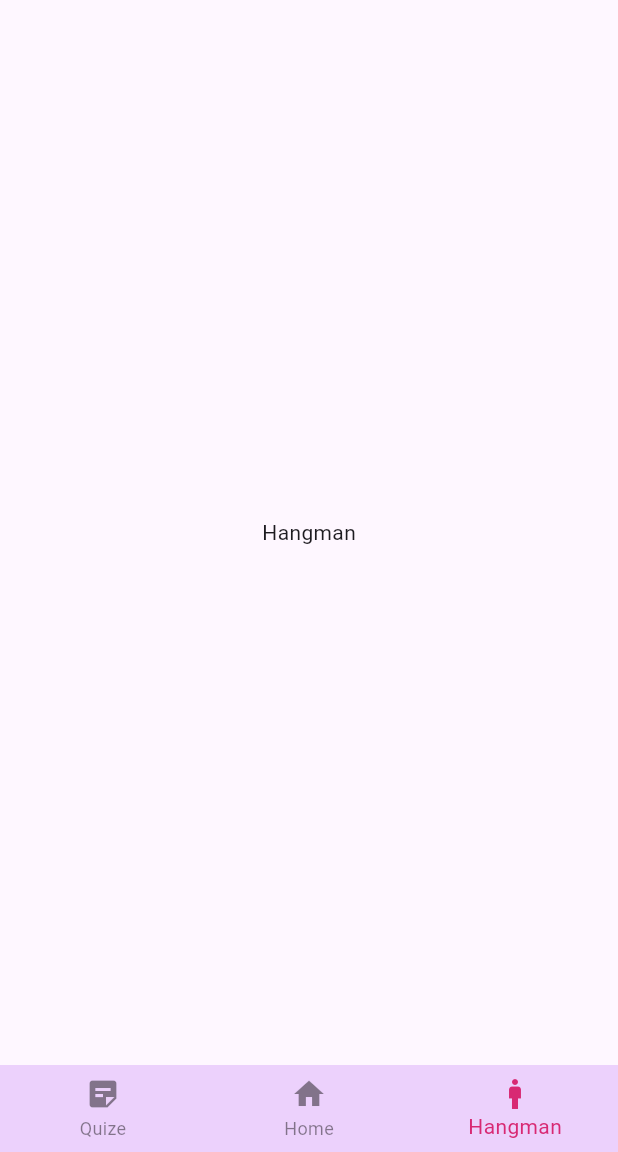
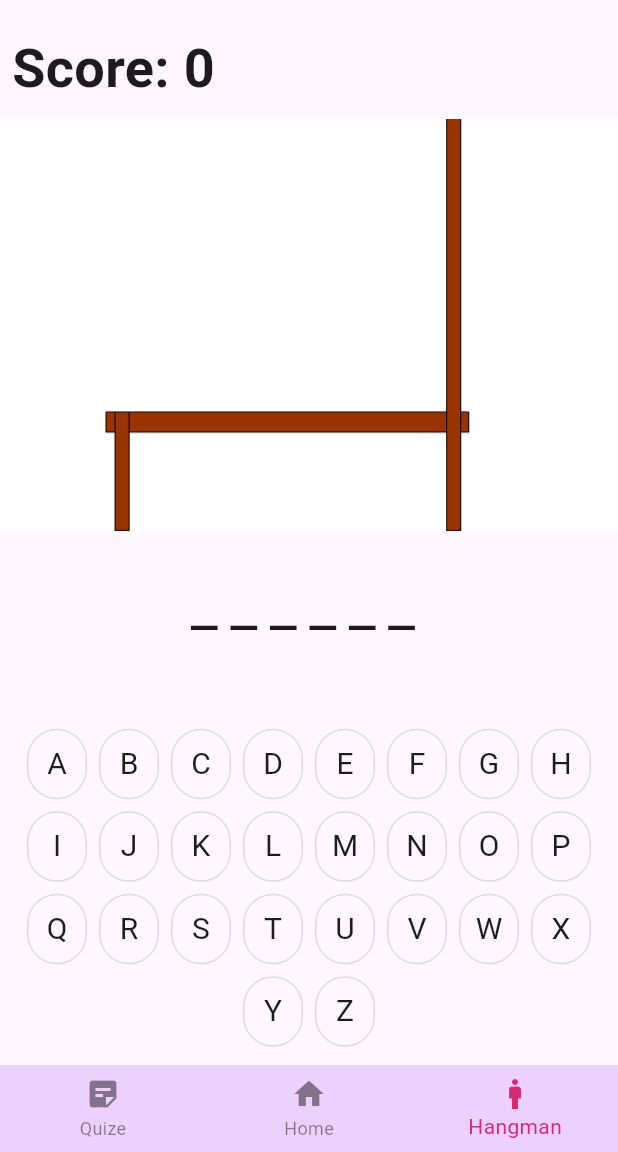
Before and after one commit to Dimah02/learning-app, a Flutter app: the screen it shows after launch, item 3 of the bottom bar chosen, on a phone screen of 412 x 824 dp, the part 84-1236 px from its top. Run offline on Flutter 3.47's test engine with Material 3 defaults, Android fonts, the phone set to English and light mode, and no system bars; our stand-ins replace audioplayers.

Commit message:
add hangman game

```diff
--- a/lib/main.dart
+++ b/lib/main.dart
@@ -1,4 +1,5 @@
 import 'package:flutter/material.dart';
+import 'package:learning_app/models/hangman_data.dart';
 import 'package:learning_app/models/random_data.dart';
 import 'package:learning_app/screens/animals.dart';
 import 'package:learning_app/screens/colors.dart';
@@ -11,6 +12,7 @@ void main() {
   runApp(MultiProvider(
     providers: [
       ChangeNotifierProvider(create: (context) => RandomModel()),
+      ChangeNotifierProvider(create: (context) => HangManModel()),
     ],
     child: const LearningApp(),
   ));
--- /dev/null
+++ b/lib/models/hangman_data.dart
@@ -0,0 +1,89 @@
+import 'dart:math';
+
+import 'package:flutter/material.dart';
+
+class HangManModel extends ChangeNotifier {
+  final List<String> _words = [
+    "Pajaro",
+    "Azul",
+    "Perro",
+    "Serpiente",
+    "Naranja",
+    "Amarillo",
+    "Siete",
+    "Cuatro",
+    "Hermano",
+  ];
+  final List<String> _images = [
+    "assets/images/hangman/Slide1.PNG",
+    "assets/images/hangman/Slide2.PNG",
+    "assets/images/hangman/Slide3.PNG",
+    "assets/images/hangman/Slide4.PNG",
+    "assets/images/hangman/Slide5.PNG",
+    "assets/images/hangman/Slide6.PNG",
+    "assets/images/hangman/Slide7.PNG",
+    "assets/images/hangman/Slide8.PNG",
+  ];
+
+  bool _endgame = true;
+  bool _win = false;
+  bool _loose = false;
+  String _word = "";
+  int _imgIndx = 0;
+  int _score = 0;
+  final List<int> _chosed = [];
+
+  String get img => _images[_imgIndx];
+  bool get isWin => _win;
+  bool get isLoose => _loose;
+  int get score => _score;
+
+  String get word {
+    if (_endgame) {
+      Random random = Random();
+      int randomNumber = random.nextInt(10);
+      String randWord = _words[randomNumber % _words.length];
+      _word = randWord;
+      _imgIndx = 0;
+      _win = false;
+      _loose = false;
+      _chosed.clear();
+      for (int i = 0; i < 26; i++) {
+        _chosed.add(0);
+      }
+      _endgame = false;
+    }
+
+    return _word;
+  }
+
+  List<int> get chosedChar {
+    word;
+    return _chosed;
+  }
+
+  void enterdChar(String s) {
+    int assci = s.toUpperCase().codeUnits[0];
+    if (_word.contains(s.toUpperCase()) || _word.contains(s.toLowerCase())) {
+      _chosed[assci - 65] = 1;
+      bool ok = true;
+      for (int i = 0; i < _word.length; i++) {
+        int k = _word[i].toUpperCase().codeUnits[0];
+        if (_chosed[k - 65] != 1) ok = false;
+      }
+      if (ok) _win = true;
+    } else {
+      _chosed[assci - 65] = 2;
+      _imgIndx++;
+      if (_imgIndx == _images.length) {
+        _loose = true;
+      }
+    }
+
+    if (_win || _loose || _imgIndx == 8) {
+      if (_win) _score++;
+      _endgame = true;
+    }
+    notifyListeners();
+  }
+}
--- a/lib/screens/hangman.dart
+++ b/lib/screens/hangman.dart
@@ -1,4 +1,6 @@
 import 'package:flutter/material.dart';
+import 'package:learning_app/models/hangman_data.dart';
+import 'package:provider/provider.dart';
 
 class Hangman extends StatefulWidget {
   const Hangman({super.key});
@@ -8,12 +10,158 @@ class Hangman extends StatefulWidget {
 }
 
 class _HangmanState extends State<Hangman> {
+  List<int>? chosed;
+  String? word;
+  String letters = "ABCDEFGHIJKLMNOPQRSTUVWXYZ";
   @override
   Widget build(BuildContext context) {
-    return const Scaffold(
+    initState() {
+      chosed = Provider.of<HangManModel>(context).chosedChar;
+      word = Provider.of<HangManModel>(context).word;
+      if (Provider.of<HangManModel>(context).isWin) {
+        WidgetsBinding.instance.addPostFrameCallback((_) => openDialog());
+      }
+      if (Provider.of<HangManModel>(context).isLoose) {
+        WidgetsBinding.instance.addPostFrameCallback((_) => openDialog2());
+      }
+    }
+
+    initState();
+    return Scaffold(
       body: Center(
-        child: Text("Hangman"),
+        child: Column(
+          mainAxisAlignment: MainAxisAlignment.center,
+          crossAxisAlignment: CrossAxisAlignment.start,
+          children: [
+            Padding(
+              padding: const EdgeInsets.all(8.0),
+              child: Text(
+                "Score: ${Provider.of<HangManModel>(context).score}",
+                style: TextStyle(fontSize: 36, fontWeight: FontWeight.bold),
+              ),
+            ),
+            Container(
+              child: Image(
+                image: AssetImage(Provider.of<HangManModel>(context).img),
+              ),
+            ),
+            SizedBox(
+              height: 100,
+              width: double.infinity,
+              child: Row(
+                mainAxisAlignment: MainAxisAlignment.center,
+                children: currentWord(),
+              ),
+            ),
+            const SizedBox(
+              height: 32,
+            ),
+            SizedBox(
+              width: double.infinity,
+              child: Wrap(
+                alignment: WrapAlignment.center,
+                spacing: 8,
+                runSpacing: 8,
+                children: buttons(),
+              ),
+            ),
+          ],
+        ),
       ),
     );
   }
+
+  Future openDialog() => showDialog(
+      context: context,
+      builder: (context) => const AlertDialog(
+            title: Text("You won!!!"),
+          ));
+  Future openDialog2() => showDialog(
+      context: context,
+      builder: (context) => const AlertDialog(
+            title: Text("Try Again!"),
+          ));
+
+  List<Widget> currentWord() {
+    List<Widget> list = [];
+    bool ok = true;
+    for (int i = 0; i < word!.length; i++) {
+      int idx = word![i].toUpperCase().codeUnits[0];
+      if (chosed![idx - 65] == 1) {
+        list.add(Text(
+          word![i],
+          style: const TextStyle(fontSize: 40),
+        ));
+      } else {
+        list.add(const Text(
+          "_",
+          style: TextStyle(fontSize: 40),
+        ));
+        ok = false;
+      }
+      list.add(const SizedBox(
+        width: 8,
+      ));
+    }
+    return list;
+  }
+
+  List<Widget> buttons() {
+    List<Widget> list = [];
+    for (int i = 0; i < letters.length; i++) {
+      if (chosed![i] == 1) {
+        list.add(GestureDetector(
+            onTap: () {
+              Provider.of<HangManModel>(context, listen: false)
+                  .enterdChar(letters[i]);
+            },
+            child: Container(
+                padding: EdgeInsets.all(8),
+                alignment: Alignment.center,
+                width: 40,
+                decoration: BoxDecoration(
+                    borderRadius: BorderRadius.circular(30),
+                    border: Border.all(color: Colors.green)),
+                child: Text(
+                  letters[i],
+                  style: TextStyle(fontSize: 20),
+                ))));
+      } else if (chosed![i] == 2) {
+        list.add(GestureDetector(
+            onTap: () {
+              Provider.of<HangManModel>(context, listen: false)
+                  .enterdChar(letters[i]);
+            },
+            child: Container(
+                padding: EdgeInsets.all(8),
+                alignment: Alignment.center,
+                width: 40,
+                decoration: BoxDecoration(
+                    borderRadius: BorderRadius.circular(30),
+                    border: Border.all(color: Colors.red)),
+                child: Text(
+                  letters[i],
+                  style: TextStyle(fontSize: 20),
+                ))));
+      } else {
+        list.add(GestureDetector(
+            onTap: () {
+              Provider.of<HangManModel>(context, listen: false)
+                  .enterdChar(letters[i]);
+            },
+            child: Container(
+                padding: EdgeInsets.all(8),
+                alignment: Alignment.center,
+                width: 40,
+                decoration: BoxDecoration(
+                    borderRadius: BorderRadius.circular(30),
+                    border: Border.all(color: Colors.black12)),
+                child: Text(
+                  letters[i],
+                  style: TextStyle(fontSize: 20),
+                ))));
+      }
+    }
+    return list;
+  }
 }
--- a/lib/screens/quize.dart
+++ b/lib/screens/quize.dart
@@ -12,7 +12,7 @@ class _QuizeState extends State<Quize> {
   Widget build(BuildContext context) {
     return const Scaffold(
       body: Center(
-        child: Text("Quiez"),
+        child: Text("Quize"),
       ),
     );
   }
--- a/pubspec.yaml
+++ b/pubspec.yaml
@@ -72,6 +72,7 @@ flutter:
     - assets/sounds/colors/
     - assets/sounds/family/
     - assets/sounds/numbers/
+    - assets/images/hangman/
 
   # An image asset can refer to one or more resolution-specific "variants", see
   # https://flutter.dev/assets-and-images/#resolution-aware
```
Also changed, not shown: assets/images/hangman/Slide1.PNG (added), assets/images/hangman/Slide2.PNG (added), assets/images/hangman/Slide3.PNG (added), assets/images/hangman/Slide4.PNG (added), assets/images/hangman/Slide5.PNG (added), assets/images/hangman/Slide6.PNG (added), assets/images/hangman/Slide7.PNG (added), assets/images/hangman/Slide8.PNG (added).
